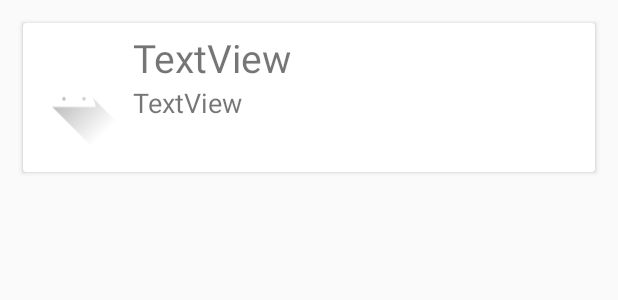
After one commit to AlanCanalesM/MedicAPP, an Android app: the layout item_medico.xml on its own in the app's theme, with its tools: preview values and no code run, on a phone screen of 412 x 824 dp. The commit adds this screen. Shown: the top 300 px of the screen. Run offline under Robolectric (Android 15) with nearby library versions, the phone set to English and light mode, and no system bars; network calls fail.

Commit message:
Agregando web services para login y mostrar medicos

```diff
--- a/app/src/main/java/com/example/pruebamoviles/MainActivity.java
+++ b/app/src/main/java/com/example/pruebamoviles/MainActivity.java
@@ -40,7 +40,7 @@ public class MainActivity extends AppCompatActivity {
         btninicio.setOnClickListener(new View.OnClickListener() {
             @Override
             public void onClick(View view) {
-                iniciarSesion("https://loncheriasftw.000webhostapp.com/loncheria/inicioSesion.php");
+                iniciarSesion("http://localhost/MedicApp/login.php");
             }
         });
 
--- a/app/src/main/java/com/example/pruebamoviles/MapaFarmacia.java
+++ b/app/src/main/java/com/example/pruebamoviles/MapaFarmacia.java
@@ -44,8 +44,8 @@ public class MapaFarmacia extends FragmentActivity implements OnMapReadyCallback
         mMap = googleMap;
 
         // Add a marker in Sydney and move the camera
-        LatLng sydney = new LatLng(-34, 151);
-        mMap.addMarker(new MarkerOptions().position(sydney).title("Marker in Sydney"));
-        mMap.moveCamera(CameraUpdateFactory.newLatLng(sydney));
+        LatLng MiCasa = new LatLng(20.106302, -98.726282);
+        mMap.addMarker(new MarkerOptions().position(MiCasa).title("Marcador en casa"));
+        mMap.moveCamera(CameraUpdateFactory.newLatLng(MiCasa));
     }
 }
--- /dev/null
+++ b/app/src/main/res/layout/item_medico.xml
@@ -0,0 +1,57 @@
+<?xml version="1.0" encoding="utf-8"?>
+<LinearLayout xmlns:android="http://schemas.android.com/apk/res/android"
+    xmlns:app="http://schemas.android.com/apk/res-auto"
+    android:layout_width="match_parent"
+    android:layout_height="wrap_content"
+    android:layout_marginLeft="10dp"
+    android:layout_marginTop="10dp"
+    android:layout_marginRight="10dp"
+    android:layout_marginBottom="10dp">
+
+    <androidx.cardview.widget.CardView
+        android:layout_width="match_parent"
+        android:layout_height="match_parent"
+        android:layout_marginLeft="5dp"
+        android:layout_marginTop="5dp"
+        android:layout_marginRight="5dp"
+        android:layout_marginBottom="5dp">
+
+        <LinearLayout
+            android:layout_width="match_parent"
+            android:layout_height="match_parent"
+            android:orientation="horizontal">
+
+            <ImageView
+                android:id="@+id/imagenMed"
+                android:layout_width="136dp"
+                android:layout_height="99dp"
+                android:layout_weight="1"
+                app:srcCompat="@drawable/ic_launcher_foreground" />
+
+            <LinearLayout
+                android:layout_width="match_parent"
+                android:layout_height="match_parent"
+                android:layout_marginLeft="5dp"
+                android:layout_marginTop="5dp"
+                android:layout_marginRight="5dp"
+                android:layout_marginBottom="5dp"
+                android:layout_weight="1"
+                android:orientation="vertical">
+
+                <TextView
+                    android:id="@+id/tvMedNom"
+                    android:layout_width="match_parent"
+                    android:layout_height="wrap_content"
+                    android:text="TextView"
+                    android:textSize="26sp" />
+
+                <TextView
+                    android:id="@+id/tvMedEsp"
+                    android:layout_width="match_parent"
+                    android:layout_height="wrap_content"
+                    android:text="TextView"
+                    android:textSize="18sp" />
+            </LinearLayout>
+        </LinearLayout>
+    </androidx.cardview.widget.CardView>
+</LinearLayout>
```
Also changed, not shown: app/src/main/java/com/example/pruebamoviles/MedicoModelo.java (added, +38 -0 lines), app/src/main/java/com/example/pruebamoviles/Medicos.java (+64 -0 lines), app/src/main/java/com/example/pruebamoviles/recyclerMedicosAdapter.java (added, +76 -0 lines), app/src/main/res/layout/activity_medicos.xml (+15 -8 lines).
